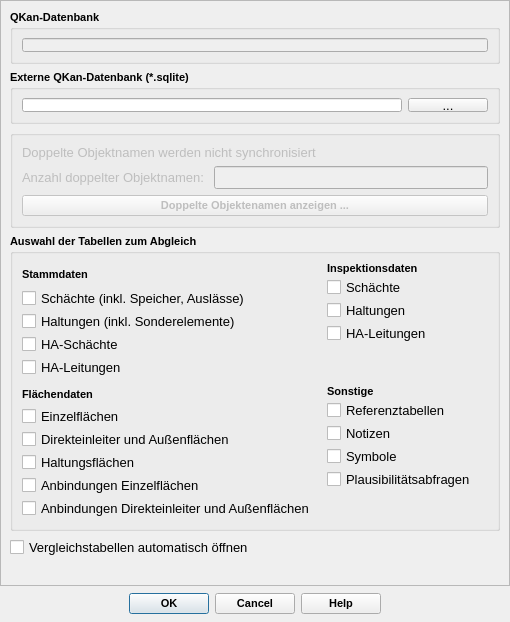
Above: qkan/sync/res/compare_dialog_base.ui from SonkeHoffmann/QKan-1 before the change. Below: the same form after it.
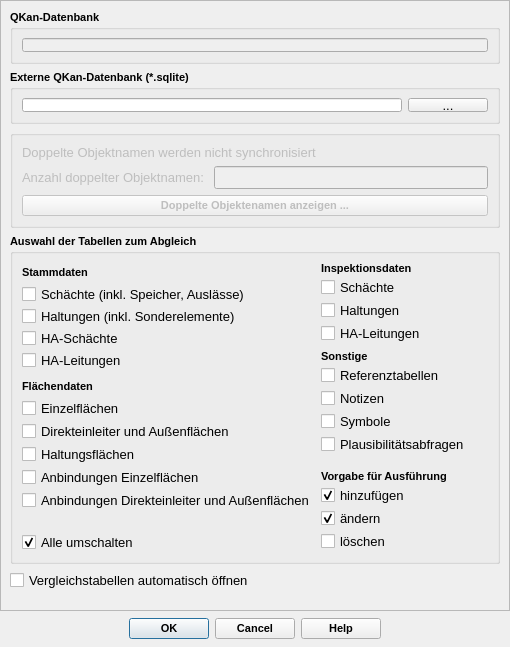
That is the form after the change. Icons and pictures are not drawn.

Diff of the .ui file:
```diff
--- a/qkan/sync/res/compare_dialog_base.ui
+++ b/qkan/sync/res/compare_dialog_base.ui
@@ -7,7 +7,7 @@
     <x>0</x>
     <y>0</y>
     <width>510</width>
-    <height>622</height>
+    <height>647</height>
    </rect>
   </property>
   <property name="minimumSize">
@@ -61,7 +61,7 @@
         <x>0</x>
         <y>0</y>
         <width>508</width>
-        <height>584</height>
+        <height>609</height>
        </rect>
       </property>
       <layout class="QVBoxLayout" name="verticalLayout_10">
@@ -354,10 +354,7 @@
          <property name="checkable">
           <bool>false</bool>
          </property>
-         <layout class="QHBoxLayout" name="horizontalLayout_4" stretch="0,0">
-          <property name="spacing">
-           <number>12</number>
-          </property>
+         <layout class="QHBoxLayout" name="horizontalLayout_2">
           <item>
            <layout class="QVBoxLayout" name="verticalLayout_8">
             <property name="spacing">
@@ -644,10 +641,63 @@
               </item>
              </layout>
             </item>
+            <item>
+             <spacer name="verticalSpacer_2">
+              <property name="orientation">
+               <enum>Qt::Vertical</enum>
+              </property>
+              <property name="sizeHint" stdset="0">
+               <size>
+                <width>20</width>
+                <height>40</height>
+               </size>
+              </property>
+             </spacer>
+            </item>
+            <item>
+             <layout class="QVBoxLayout" name="verticalLayout_6">
+              <property name="spacing">
+               <number>2</number>
+              </property>
+              <item>
+               <widget class="QCheckBox" name="cb_all">
+                <property name="enabled">
+                 <bool>true</bool>
+                </property>
+                <property name="minimumSize">
+                 <size>
+                  <width>0</width>
+                  <height>20</height>
+                 </size>
+                </property>
+                <property name="font">
+                 <font>
+                  <family>Tahoma</family>
+                  <pointsize>10</pointsize>
+                  <weight>50</weight>
+                  <bold>false</bold>
+                 </font>
+                </property>
+                <property name="toolTip">
+                 <string>&lt;html&gt;&lt;head/&gt;&lt;body&gt;&lt;p&gt;Alle umschalten&lt;/p&gt;&lt;/body&gt;&lt;/html&gt;</string>
+                </property>
+                <property name="statusTip">
+                 <string>aktiviert</string>
+                </property>
+                <property name="text">
+                 <string>Alle umschalten</string>
+                </property>
+                <property name="checked">
+                 <bool>true</bool>
+                </property>
+               </widget>
+              </item>
+             </layout>
+            </item>
            </layout>
           </item>
           <item>
-           <layout class="QVBoxLayout" name="verticalLayout_7">
+           <layout class="QVBoxLayout" name="verticalLayout_12">
             <item>
              <layout class="QVBoxLayout" name="verticalLayout_5">
               <property name="spacing">
@@ -750,19 +800,6 @@
               <property name="spacing">
                <number>2</number>
               </property>
-              <item>
-               <spacer name="verticalSpacer_2">
-                <property name="orientation">
-                 <enum>Qt::Vertical</enum>
-                </property>
-                <property name="sizeHint" stdset="0">
-                 <size>
-                  <width>20</width>
-                  <height>40</height>
-                 </size>
-                </property>
-               </spacer>
-              </item>
               <item>
                <widget class="QLabel" name="label_3">
                 <property name="enabled">
@@ -877,18 +914,121 @@
                 </property>
                </widget>
               </item>
+             </layout>
+            </item>
+            <item>
+             <spacer name="verticalSpacer_3">
+              <property name="orientation">
+               <enum>Qt::Vertical</enum>
+              </property>
+              <property name="sizeHint" stdset="0">
+               <size>
+                <width>20</width>
+                <height>20</height>
+               </size>
+              </property>
+             </spacer>
+            </item>
+            <item>
+             <layout class="QVBoxLayout" name="verticalLayout_7">
+              <property name="spacing">
+               <number>2</number>
+              </property>
               <item>
-               <spacer name="verticalSpacer_3">
-                <property name="orientation">
-                 <enum>Qt::Vertical</enum>
+               <widget class="QLabel" name="label_5">
+                <property name="enabled">
+                 <bool>true</bool>
                 </property>
-                <property name="sizeHint" stdset="0">
-                 <size>
-                  <width>20</width>
-                  <height>40</height>
-                 </size>
+                <property name="font">
+                 <font>
+                  <family>Tahoma</family>
+                  <pointsize>8</pointsize>
+                  <weight>75</weight>
+                  <bold>true</bold>
+                 </font>
                 </property>
-               </spacer>
+                <property name="text">
+                 <string>Vorgabe für Ausführung</string>
+                </property>
+               </widget>
+              </item>
+              <item>
+               <widget class="QCheckBox" name="cb_add">
+                <property name="enabled">
+                 <bool>true</bool>
+                </property>
+                <property name="font">
+                 <font>
+                  <family>Tahoma</family>
+                  <pointsize>10</pointsize>
+                  <weight>50</weight>
+                  <bold>false</bold>
+                 </font>
+                </property>
+                <property name="toolTip">
+                 <string>&lt;html&gt;&lt;head/&gt;&lt;body&gt;&lt;p&gt;Inspektionsdaten der Schächte vergleichen (untersuchte Schächte, Einzeluntersuchungen mit Fotos und Videos)&lt;/p&gt;&lt;/body&gt;&lt;/html&gt;</string>
+                </property>
+                <property name="statusTip">
+                 <string>aktiviert</string>
+                </property>
+                <property name="text">
+                 <string>hinzufügen</string>
+                </property>
+                <property name="checked">
+                 <bool>true</bool>
+                </property>
+               </widget>
+              </item>
+              <item>
+               <widget class="QCheckBox" name="cb_mod">
+                <property name="enabled">
+                 <bool>true</bool>
+                </property>
+                <property name="font">
+                 <font>
+                  <family>Tahoma</family>
+                  <pointsize>10</pointsize>
+                  <weight>50</weight>
+                  <bold>false</bold>
+                 </font>
+                </property>
+                <property name="toolTip">
+                 <string>&lt;html&gt;&lt;head/&gt;&lt;body&gt;&lt;p&gt;Inspektionsdaten der Haltungen vergleichen (untersuchte Haltungen, Einzeluntersuchungen mit Fotos und Videos)&lt;/p&gt;&lt;/body&gt;&lt;/html&gt;</string>
+                </property>
+                <property name="statusTip">
+                 <string>aktiviert</string>
+                </property>
+                <property name="text">
+                 <string>ändern</string>
+                </property>
+                <property name="checked">
+                 <bool>true</bool>
+                </property>
+               </widget>
+              </item>
+              <item>
+               <widget class="QCheckBox" name="cb_del">
+                <property name="enabled">
+                 <bool>true</bool>
+                </property>
+                <property name="font">
+                 <font>
+                  <family>Tahoma</family>
+                  <pointsize>10</pointsize>
+                  <weight>50</weight>
+                  <bold>false</bold>
+                 </font>
+                </property>
+                <property name="toolTip">
+                 <string>&lt;html&gt;&lt;head/&gt;&lt;body&gt;&lt;p&gt;Inspektionsdaten der HA-Leitungen vergleichen (untersuchte HA-Leitungen, Einzeluntersuchungen mit Fotos und Videos)&lt;/p&gt;&lt;/body&gt;&lt;/html&gt;</string>
+                </property>
+                <property name="statusTip">
+                 <string>aktiviert</string>
+                </property>
+                <property name="text">
+                 <string>löschen</string>
+                </property>
+               </widget>
               </item>
              </layout>
             </item>
```
